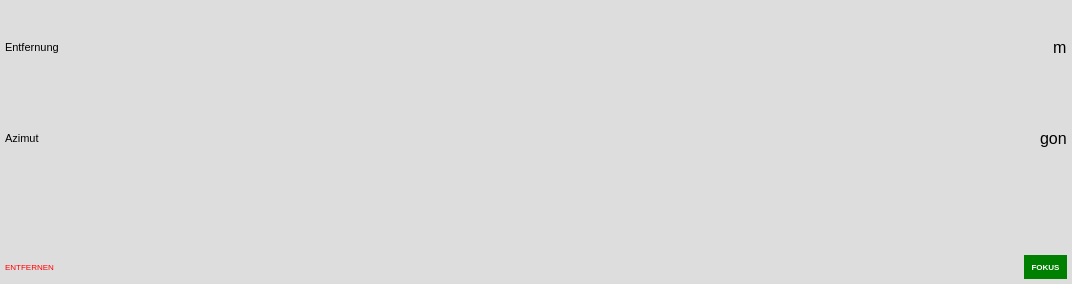
Qt form gnavs/gui/navigate/target.ui (b-lack/qgis-gnavs-plugin) before a commit.
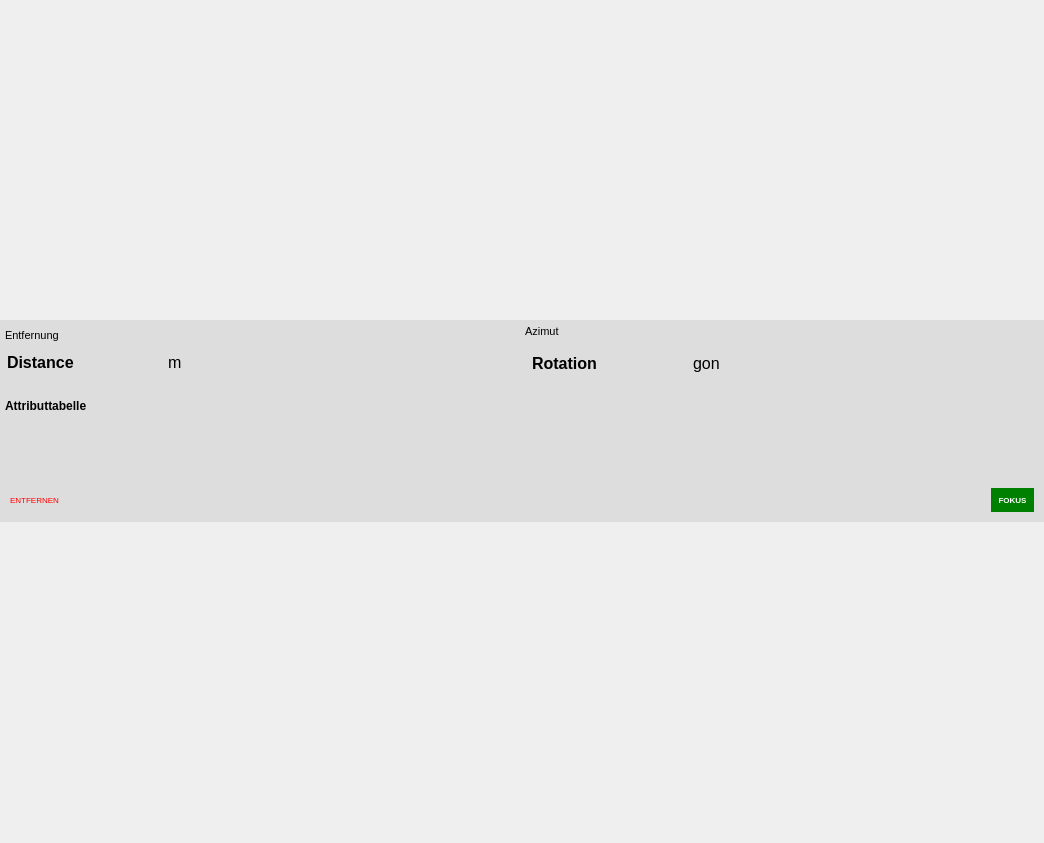
The same form after that commit.

What changed in the file:
```diff
--- a/gnavs/gui/navigate/target.ui
+++ b/gnavs/gui/navigate/target.ui
@@ -6,8 +6,8 @@
    <rect>
     <x>0</x>
     <y>0</y>
-    <width>1072</width>
-    <height>284</height>
+    <width>1044</width>
+    <height>843</height>
    </rect>
   </property>
   <property name="windowTitle">
@@ -31,6 +31,12 @@
    </property>
    <item row="0" column="0">
     <widget class="QGroupBox" name="lfbTargetGroup">
+     <property name="sizePolicy">
+      <sizepolicy hsizetype="Preferred" vsizetype="Fixed">
+       <horstretch>0</horstretch>
+       <verstretch>0</verstretch>
+      </sizepolicy>
+     </property>
      <property name="styleSheet">
       <string notr="true">border:none;
 background-color:#ddd;</string>
@@ -49,39 +55,53 @@
        <number>0</number>
       </property>
       <property name="leftMargin">
-       <number>0</number>
+       <number>5</number>
       </property>
       <property name="topMargin">
-       <number>0</number>
+       <number>5</number>
       </property>
       <property name="rightMargin">
-       <number>0</number>
+       <number>5</number>
       </property>
       <property name="bottomMargin">
-       <number>0</number>
+       <number>5</number>
       </property>
       <item>
-       <widget class="QWidget" name="lfbDistanceLayout_2" native="true">
-        <layout class="QHBoxLayout" name="lfbDistanceLayout">
-         <property name="spacing">
-          <number>0</number>
-         </property>
+       <widget class="QWidget" name="lfbTargetDetailsWidget" native="true">
+        <property name="sizePolicy">
+         <sizepolicy hsizetype="Expanding" vsizetype="Preferred">
+          <horstretch>0</horstretch>
+          <verstretch>0</verstretch>
+         </sizepolicy>
+        </property>
+        <layout class="QHBoxLayout" name="lfbTargetDetails">
          <property name="leftMargin">
-          <number>5</number>
+          <number>0</number>
          </property>
          <property name="topMargin">
-          <number>5</number>
+          <number>0</number>
          </property>
          <property name="rightMargin">
-          <number>5</number>
+          <number>0</number>
          </property>
          <property name="bottomMargin">
-          <number>1</number>
+          <number>10</number>
+         </property>
+         <item>
+          <layout class="QVBoxLayout" name="verticalLayout_2">
+           <property name="leftMargin">
+            <number>0</number>
+           </property>
+           <property name="topMargin">
+            <number>0</number>
+           </property>
+           <property name="rightMargin">
+            <number>0</number>
          </property>
          <item>
           <widget class="QLabel" name="label_3">
            <property name="sizePolicy">
-            <sizepolicy hsizetype="Preferred" vsizetype="Fixed">
+              <sizepolicy hsizetype="Expanding" vsizetype="Fixed">
              <horstretch>0</horstretch>
              <verstretch>0</verstretch>
             </sizepolicy>
@@ -97,7 +117,18 @@
           </widget>
          </item>
          <item>
+            <layout class="QHBoxLayout" name="horizontalLayout_2">
+             <property name="topMargin">
+              <number>0</number>
+             </property>
+             <item>
           <widget class="QLineEdit" name="lfbDistanceEdit">
+               <property name="sizePolicy">
+                <sizepolicy hsizetype="Fixed" vsizetype="Fixed">
+                 <horstretch>0</horstretch>
+                 <verstretch>0</verstretch>
+                </sizepolicy>
+               </property>
            <property name="font">
             <font>
              <pointsize>12</pointsize>
@@ -109,8 +140,11 @@
             <string notr="true">background-color:transparent;
 border:none;</string>
            </property>
+               <property name="text">
+                <string>Distance</string>
+               </property>
            <property name="alignment">
-            <set>Qt::AlignRight|Qt::AlignTrailing|Qt::AlignVCenter</set>
+                <set>Qt::AlignLeading|Qt::AlignLeft|Qt::AlignVCenter</set>
            </property>
            <property name="readOnly">
             <bool>true</bool>
@@ -120,7 +154,7 @@
          <item>
           <widget class="QLabel" name="lfbDistanceUnit">
            <property name="sizePolicy">
-            <sizepolicy hsizetype="Preferred" vsizetype="Fixed">
+                <sizepolicy hsizetype="Expanding" vsizetype="Fixed">
              <horstretch>0</horstretch>
              <verstretch>0</verstretch>
             </sizepolicy>
@@ -136,24 +170,18 @@
           </widget>
          </item>
         </layout>
-       </widget>
+           </item>
+          </layout>
       </item>
       <item>
-       <widget class="QWidget" name="lfbBearingLayout" native="true">
-        <layout class="QHBoxLayout" name="lfbBearingeLayout">
+          <layout class="QVBoxLayout" name="verticalLayout_4">
          <property name="leftMargin">
-          <number>5</number>
-         </property>
-         <property name="rightMargin">
-          <number>5</number>
-         </property>
-         <property name="bottomMargin">
-          <number>5</number>
+            <number>0</number>
          </property>
          <item>
           <widget class="QLabel" name="label_4">
            <property name="sizePolicy">
-            <sizepolicy hsizetype="Preferred" vsizetype="Fixed">
+              <sizepolicy hsizetype="Expanding" vsizetype="Fixed">
              <horstretch>0</horstretch>
              <verstretch>0</verstretch>
             </sizepolicy>
@@ -169,7 +197,25 @@
           </widget>
          </item>
          <item>
+            <widget class="QWidget" name="lfbBearingLayout" native="true">
+             <layout class="QHBoxLayout" name="lfbBearingeLayout">
+              <property name="leftMargin">
+               <number>5</number>
+              </property>
+              <property name="rightMargin">
+               <number>5</number>
+              </property>
+              <property name="bottomMargin">
+               <number>5</number>
+              </property>
+              <item>
           <widget class="QLineEdit" name="lfbBearingEdit">
+                <property name="sizePolicy">
+                 <sizepolicy hsizetype="Fixed" vsizetype="Fixed">
+                  <horstretch>0</horstretch>
+                  <verstretch>0</verstretch>
+                 </sizepolicy>
+                </property>
            <property name="font">
             <font>
              <pointsize>12</pointsize>
@@ -181,8 +227,11 @@
             <string notr="true">background-color:transparent;
 border:none;</string>
            </property>
+                <property name="text">
+                 <string>Rotation</string>
+                </property>
            <property name="alignment">
-            <set>Qt::AlignRight|Qt::AlignTrailing|Qt::AlignVCenter</set>
+                 <set>Qt::AlignLeading|Qt::AlignLeft|Qt::AlignVCenter</set>
            </property>
            <property name="readOnly">
             <bool>true</bool>
@@ -192,7 +241,7 @@
          <item>
           <widget class="QLabel" name="lfbBearingUnit">
            <property name="sizePolicy">
-            <sizepolicy hsizetype="Preferred" vsizetype="Fixed">
+                 <sizepolicy hsizetype="Expanding" vsizetype="Fixed">
              <horstretch>0</horstretch>
              <verstretch>0</verstretch>
             </sizepolicy>
@@ -210,55 +259,86 @@
         </layout>
        </widget>
       </item>
+          </layout>
+         </item>
+        </layout>
+       </widget>
+      </item>
       <item>
-       <widget class="QScrollArea" name="lfbAttributesLine">
-        <property name="sizePolicy">
-         <sizepolicy hsizetype="Expanding" vsizetype="Fixed">
-          <horstretch>0</horstretch>
-          <verstretch>0</verstretch>
-         </sizepolicy>
-        </property>
-        <property name="styleSheet">
-         <string notr="true">padding:0;</string>
-        </property>
-        <property name="lineWidth">
-         <number>0</number>
-        </property>
-        <property name="verticalScrollBarPolicy">
-         <enum>Qt::ScrollBarAlwaysOff</enum>
-        </property>
-        <property name="widgetResizable">
-         <bool>true</bool>
-        </property>
-        <widget class="QWidget" name="scrollAreaWidgetContents">
-         <property name="geometry">
-          <rect>
-           <x>0</x>
-           <y>0</y>
-           <width>1072</width>
-           <height>73</height>
-          </rect>
-         </property>
-         <layout class="QHBoxLayout" name="horizontalLayout_4">
-          <item>
-           <layout class="QHBoxLayout" name="lfbAttributeLayout">
-            <property name="leftMargin">
-             <number>10</number>
-            </property>
+       <layout class="QVBoxLayout" name="verticalLayout_5">
             <property name="topMargin">
              <number>10</number>
             </property>
-            <property name="rightMargin">
-             <number>10</number>
-            </property>
-            <property name="bottomMargin">
-             <number>10</number>
-            </property>
-           </layout>
-          </item>
-         </layout>
-        </widget>
-       </widget>
+        <item>
+         <widget class="QLabel" name="label">
+          <property name="sizePolicy">
+           <sizepolicy hsizetype="Preferred" vsizetype="Fixed">
+            <horstretch>0</horstretch>
+            <verstretch>0</verstretch>
+           </sizepolicy>
+          </property>
+          <property name="font">
+           <font>
+            <weight>75</weight>
+            <bold>true</bold>
+           </font>
+          </property>
+          <property name="styleSheet">
+           <string notr="true"/>
+          </property>
+          <property name="text">
+           <string>Attributtabelle</string>
+          </property>
+         </widget>
+        </item>
+        <item>
+         <widget class="QTableWidget" name="lfbAttributeTableWidget">
+          <property name="sizePolicy">
+           <sizepolicy hsizetype="Expanding" vsizetype="Minimum">
+            <horstretch>0</horstretch>
+            <verstretch>0</verstretch>
+           </sizepolicy>
+          </property>
+          <property name="minimumSize">
+           <size>
+            <width>0</width>
+            <height>70</height>
+           </size>
+          </property>
+          <property name="maximumSize">
+           <size>
+            <width>16777215</width>
+            <height>50</height>
+           </size>
+          </property>
+          <property name="styleSheet">
+           <string notr="true"/>
+          </property>
+          <property name="editTriggers">
+           <set>QAbstractItemView::NoEditTriggers</set>
+          </property>
+          <property name="tabKeyNavigation">
+           <bool>false</bool>
+          </property>
+          <property name="selectionMode">
+           <enum>QAbstractItemView::NoSelection</enum>
+          </property>
+          <property name="wordWrap">
+           <bool>false</bool>
+          </property>
+          <property name="cornerButtonEnabled">
+           <bool>false</bool>
+          </property>
+          <property name="rowCount">
+           <number>1</number>
+          </property>
+          <attribute name="verticalHeaderVisible">
+           <bool>false</bool>
+          </attribute>
+          <row/>
+         </widget>
+        </item>
+       </layout>
       </item>
       <item>
        <layout class="QHBoxLayout" name="horizontalLayout_3">
@@ -296,6 +376,9 @@
           <property name="orientation">
            <enum>Qt::Horizontal</enum>
           </property>
+          <property name="sizeType">
+           <enum>QSizePolicy::Expanding</enum>
+          </property>
           <property name="sizeHint" stdset="0">
            <size>
             <width>40</width>
```
Lines whose indentation alone changed are shown as unchanged.
